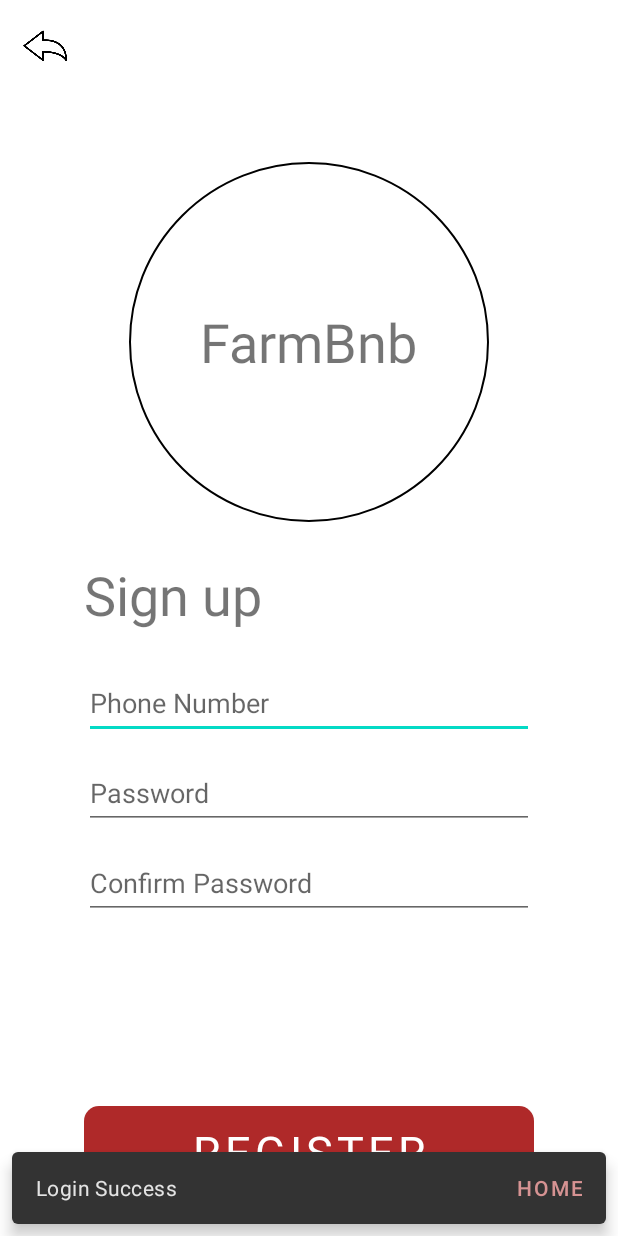
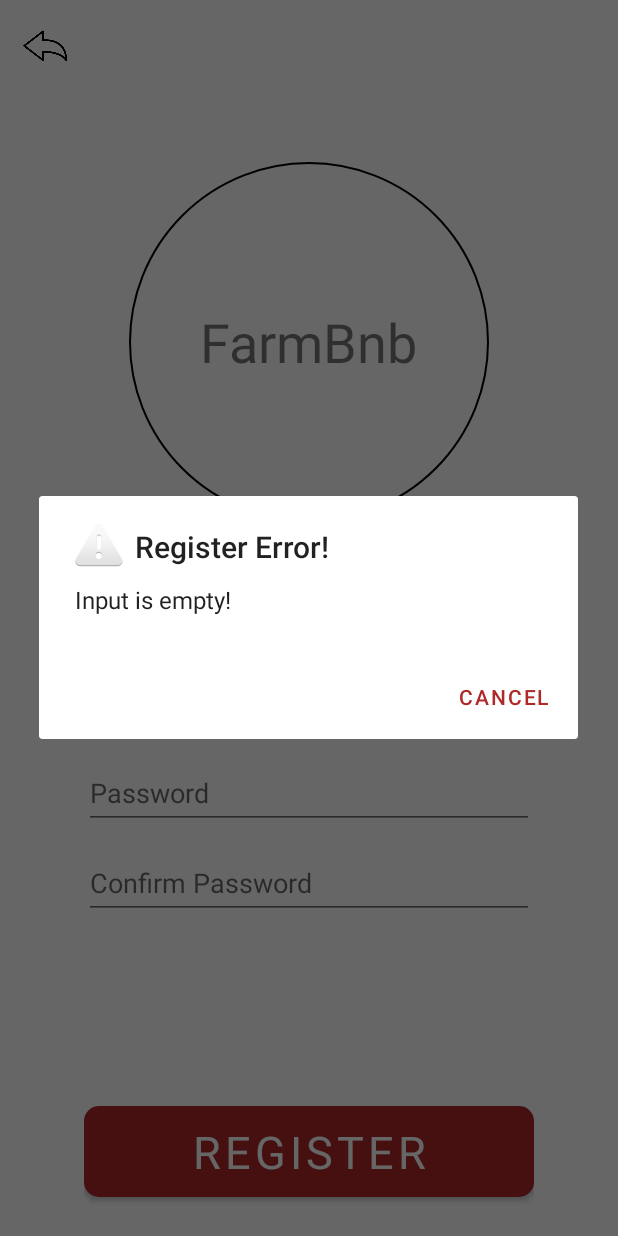
Before and after one commit to starCheukPlymouth/farmbnb, an Android app: the RegisterActivity screen opened directly, with no data from a screen before it, after a tap on "REGISTER", on a phone screen of 412 x 824 dp. Run offline under Robolectric (Android 15) with nearby library versions, the light colour scheme and no system bars; Roboto replaces fonts that are not available here.

Commit message:
Add validation and error message in register page

```diff
--- a/app/src/main/java/com/starcomp/farmbnb/RegisterActivity.java
+++ b/app/src/main/java/com/starcomp/farmbnb/RegisterActivity.java
@@ -2,10 +2,12 @@ package com.starcomp.farmbnb;
 
 import androidx.appcompat.app.AppCompatActivity;
 
+import android.app.AlertDialog;
 import android.content.Intent;
 import android.os.Bundle;
 import android.view.View;
 import android.widget.Button;
+import android.widget.EditText;
 import android.widget.ImageButton;
 import android.widget.LinearLayout;
 
@@ -13,14 +15,10 @@ import com.google.android.material.snackbar.Snackbar;
 
 public class RegisterActivity extends AppCompatActivity {
 
-    private LinearLayout linearLayout;
-
     @Override
     protected void onCreate(Bundle savedInstanceState) {
         super.onCreate(savedInstanceState);
         setContentView(R.layout.activity_register);
-
-        linearLayout = findViewById(R.id.linearLayout);
 
         ImageButton backButton = findViewById(R.id.backButton);
         backButton.setOnClickListener(new View.OnClickListener() {
@@ -44,14 +42,39 @@ public class RegisterActivity extends AppCompatActivity {
     }
 
     private void register() {
-        Snackbar snackbar = Snackbar.make(linearLayout, getString(R.string.login_success), Snackbar.LENGTH_INDEFINITE);
-        snackbar.setAction(getString(R.string.home), new View.OnClickListener() {
-            @Override
-            public void onClick(View view) {
-                nextPage();
-            }
-        });
-        snackbar.show();
+        EditText phoneNumberInput = findViewById(R.id.phoneNumberInput);
+        EditText passwordInput = findViewById(R.id.passwordInput);
+        EditText confirmInput = findViewById(R.id.confirmInput);
+
+        String phoneNumber = phoneNumberInput.getText().toString();
+        String password = passwordInput.getText().toString();
+        String confirm = confirmInput.getText().toString();
+
+        if (phoneNumber.length() <= 0 || password.length() <= 0 || confirm.length() <= 0) {
+            registerError("Input is empty!");
+            return;
+        }
+
+        if (phoneNumber.length() < 6 || password.length() < 6 || confirm.length() < 6) {
+            registerError("Input is too short!");
+            return;
+        }
+
+        if(!password.equals(confirm)) {
+            registerError("Password is not match!");
+            return;
+        }
+
+        nextPage();
+    }
+
+    private void registerError(String message) {
+        new AlertDialog.Builder(this)
+                .setTitle("Register Error!")
+                .setMessage(message)
+                .setPositiveButton(android.R.string.no, null)
+                .setIcon(android.R.drawable.ic_dialog_alert)
+                .show();
     }
 
     private void nextPage() {
--- a/app/src/main/res/layout/activity_login.xml
+++ b/app/src/main/res/layout/activity_login.xml
@@ -2,7 +2,6 @@
 <LinearLayout xmlns:android="http://schemas.android.com/apk/res/android"
     xmlns:app="http://schemas.android.com/apk/res-auto"
     xmlns:tools="http://schemas.android.com/tools"
-    android:id="@+id/linearLayout"
     android:layout_width="match_parent"
     android:layout_height="match_parent"
     android:gravity="center_horizontal"
--- a/app/src/main/res/layout/activity_register.xml
+++ b/app/src/main/res/layout/activity_register.xml
@@ -2,7 +2,6 @@
 <LinearLayout xmlns:android="http://schemas.android.com/apk/res/android"
     xmlns:app="http://schemas.android.com/apk/res-auto"
     xmlns:tools="http://schemas.android.com/tools"
-    android:id="@+id/linearLayout"
     android:layout_width="match_parent"
     android:layout_height="match_parent"
     android:gravity="center_horizontal"
```
